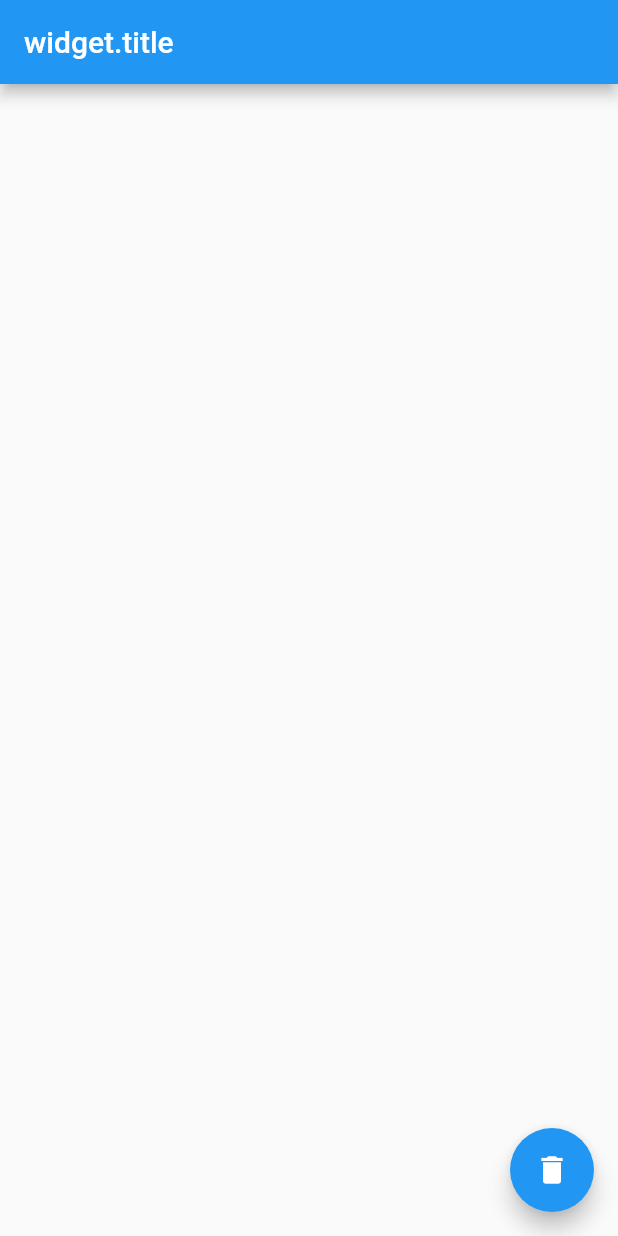
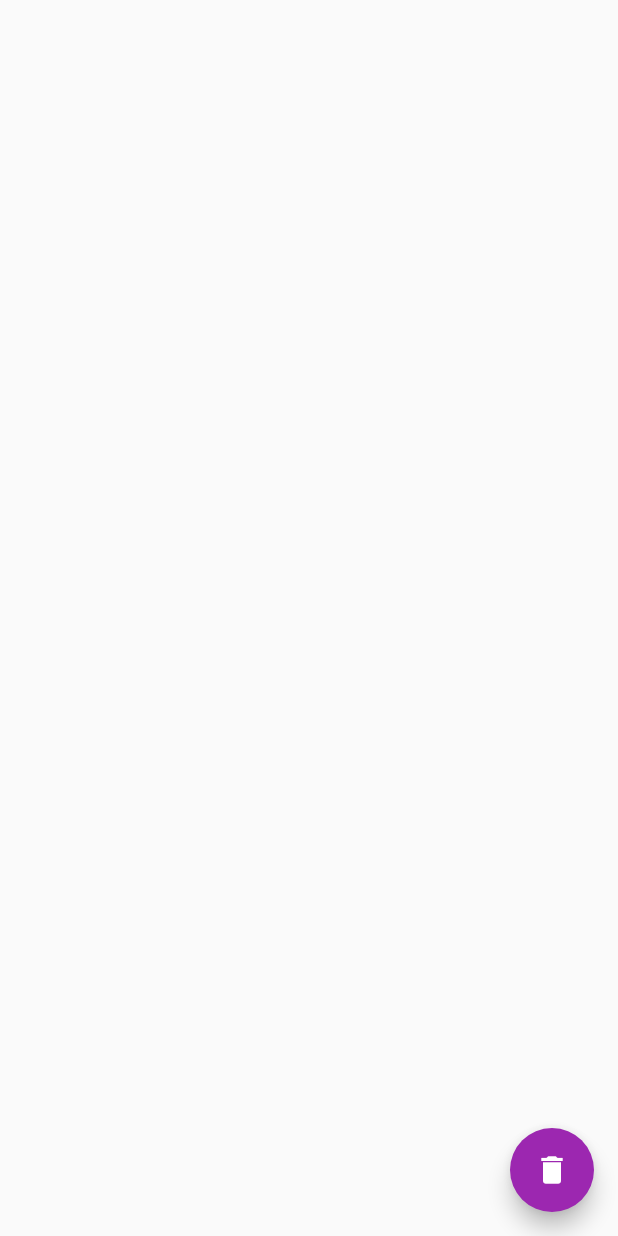
Before and after one commit to psuzn/draw-it, a Flutter app: the screen it shows after launch, on a phone screen of 412 x 824 dp. Run offline on Flutter 3.47's test engine with Material 2 defaults, Android fonts, the phone set to English and light mode, and no system bars.

```diff
--- a/lib/main.dart
+++ b/lib/main.dart
@@ -1,4 +1,5 @@
 import 'package:flutter/material.dart';
+import 'package:flutter/services.dart';
 
 void main() => runApp(MyApp());
 
@@ -6,20 +7,11 @@ class MyApp extends StatelessWidget {
   // This widget is the root of your application.
   @override
   Widget build(BuildContext context) {
+    SystemChrome.setSystemUIOverlayStyle(SystemUiOverlayStyle.dark.copyWith(statusBarIconBrightness: Brightness.dark));
     return MaterialApp(
+      debugShowCheckedModeBanner: false,
       title: 'Flutter Demo',
-      theme: ThemeData(
-        // This is the theme of your application.
-        //
-        // Try running your application with "flutter run". You'll see the
-        // application has a blue toolbar. Then, without quitting the app, try
-        // changing the primarySwatch below to Colors.green and then invoke
-        // "hot reload" (press "r" in the console where you ran "flutter run",
-        // or simply save your changes to "hot reload" in a Flutter IDE).
-        // Notice that the counter didn't reset back to zero; the application
-        // is not restarted.
-        primarySwatch: Colors.blue,
-      ),
+      theme: ThemeData(primarySwatch: Colors.purple),
       home: MyHomePage(),
     );
   }
@@ -36,9 +28,9 @@ class _MyHomePageState extends State<MyHomePage> {
   @override
   Widget build(BuildContext context) {
     return Scaffold(
-      appBar: AppBar(
-        title: Text("widget.title"),
-      ),
+      // appBar: AppBar(
+      //   title: Text("widget.title"),
+      // ),
       body: Container(
         // color: Colors.red,
         child: DrawableView(),
```
Also changed, not shown: 1 other file.
